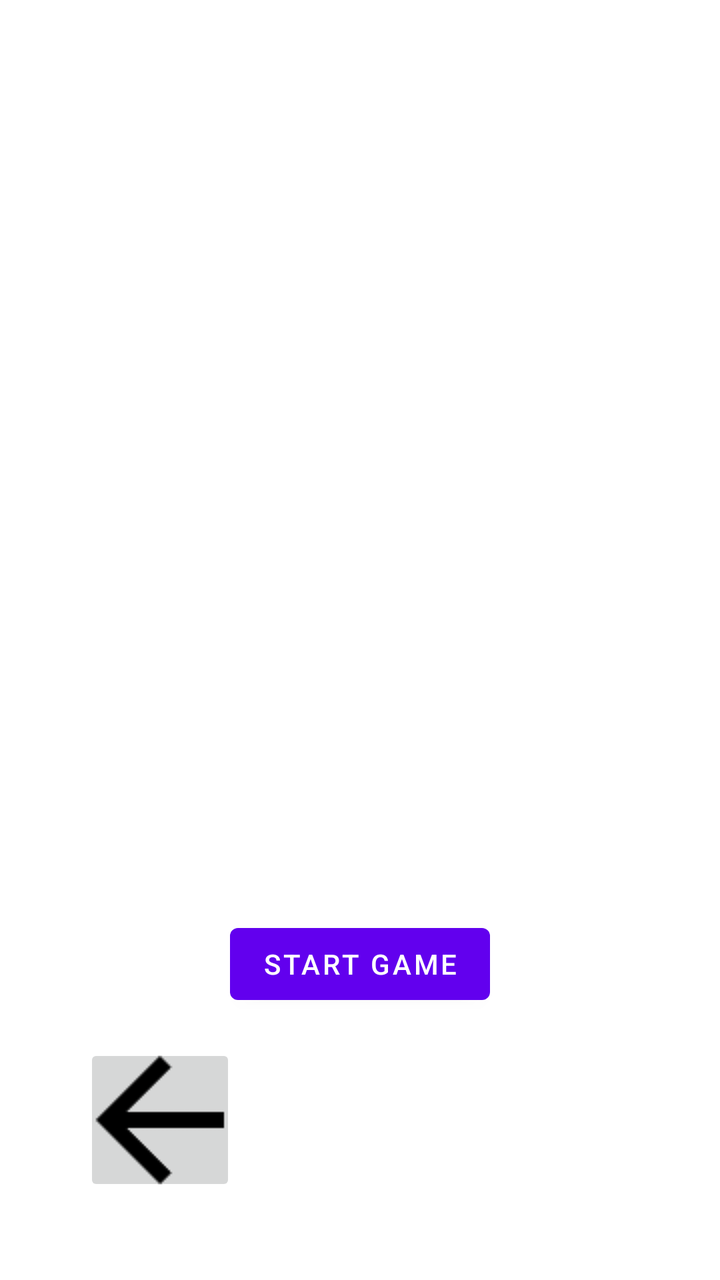
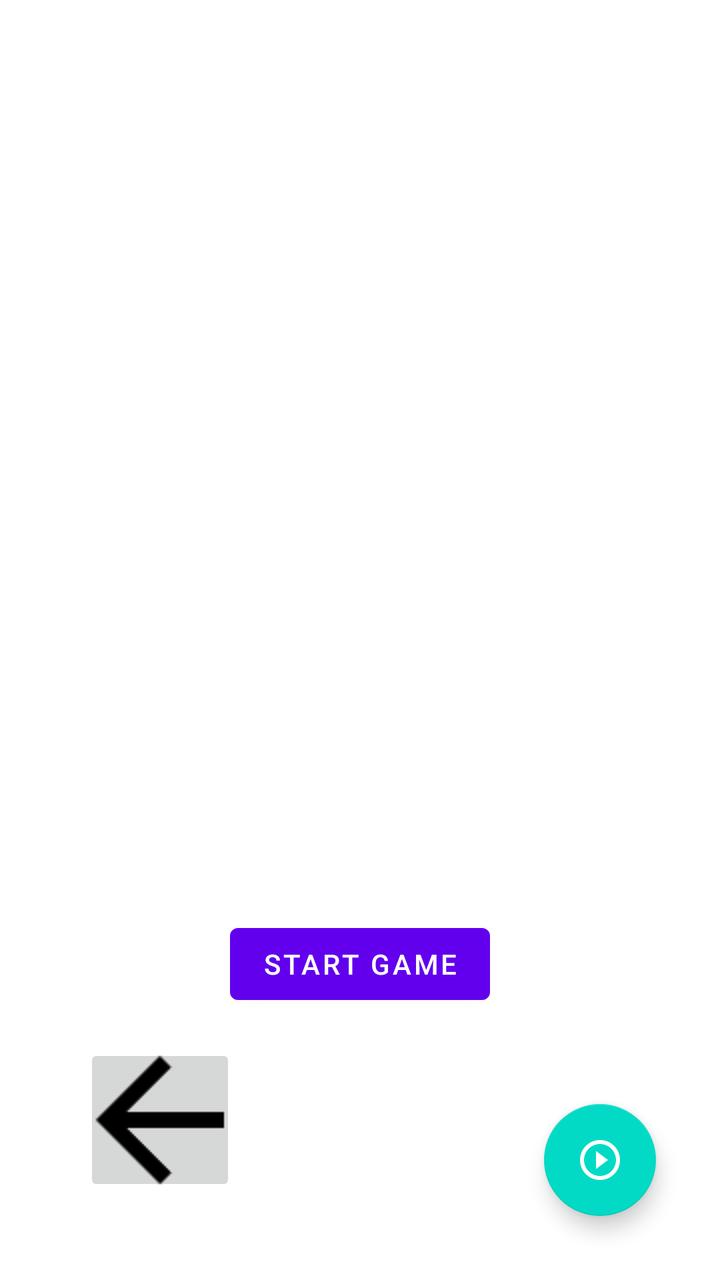

Before-and-after screenshots of an Android layout around one commit, followed by the original layout XML and the change that was made.
<!-- AndroidManifest.xml: application theme Theme.Renovium -->
<!-- res/layout/activity_intro_game.xml -->
<?xml version="1.0" encoding="utf-8"?>
<layout xmlns:android="http://schemas.android.com/apk/res/android"
    xmlns:app="http://schemas.android.com/apk/res-auto"
    xmlns:tools="http://schemas.android.com/tools">

    <data>
        <variable
            name="viewModel"
            type="es.uam.eps.dadm.santioscar.renovium.IntroGameViewModel" />
    </data>

    <androidx.constraintlayout.widget.ConstraintLayout
        android:layout_width="match_parent"
        android:layout_height="match_parent"
        android:padding="16dp">

        
        <FrameLayout
            android:id="@+id/fragmentContainer"
            android:layout_width="0dp"
            android:layout_height="0dp"
            app:layout_constraintTop_toTopOf="parent"
            app:layout_constraintBottom_toTopOf="@id/continueButton"
            app:layout_constraintStart_toStartOf="parent"
            app:layout_constraintEnd_toEndOf="parent"/>

        
        <Button
            android:id="@+id/continueButton"
            android:layout_width="wrap_content"
            android:layout_height="wrap_content"
            android:text="@string/intro_start"
            app:layout_constraintTop_toBottomOf="@id/fragmentContainer"
            app:layout_constraintBottom_toTopOf="@id/backButton"
            app:layout_constraintStart_toStartOf="parent"
            app:layout_constraintEnd_toEndOf="parent"
            android:layout_marginTop="16dp"
            android:layout_marginBottom="16dp"/>

        
        <ImageButton
            android:contentDescription="@string/back"
            android:id="@+id/backButton"
            android:layout_width="76dp"
            android:layout_height="76dp"
            android:src="@drawable/arrow_back"
            android:layout_margin="26dp"
            app:layout_constraintStart_toStartOf="parent"
            app:layout_constraintBottom_toBottomOf="parent"/>

    </androidx.constraintlayout.widget.ConstraintLayout>
</layout>
<!-- resources referenced by this layout -->
<resources>
  <!-- drawable arrow_back: png bitmap (drawable, 714 bytes) -->
  <string name="back">Back button</string>
  <string name="intro_start">Start game</string>
  <style name="Theme.Renovium" parent="Theme.MaterialComponents.DayNight.DarkActionBar">
          
          <item name="colorPrimary">@color/purple_500</item>
          <item name="colorPrimaryVariant">@color/purple_700</item>
          <item name="colorOnPrimary">@color/white</item>
          
          <item name="colorSecondary">@color/teal_200</item>
          <item name="colorSecondaryVariant">@color/teal_700</item>
          <item name="colorOnSecondary">@color/black</item>
          
          <item name="android:statusBarColor">?attr/colorPrimaryVariant</item>
          
      </style>
  <color name="purple_500">#FF6200EE</color>
  <color name="purple_700">#FF3700B3</color>
  <color name="white">#FFFFFFFF</color>
  <color name="teal_200">#FF03DAC5</color>
  <color name="teal_700">#FF018786</color>
  <color name="black">#FF000000</color>
</resources>

<!-- the commit's change to res/layout/activity_intro_game.xml (unified diff, before → after) -->
@@ -25,6 +25,18 @@
             app:layout_constraintEnd_toEndOf="parent"/>
 
         
+        <com.google.android.material.floatingactionbutton.FloatingActionButton
+            android:id="@+id/fabStartGame"
+            android:layout_width="wrap_content"
+            android:layout_height="wrap_content"
+            android:layout_margin="16dp"
+            app:layout_constraintBottom_toBottomOf="parent"
+            app:layout_constraintEnd_toEndOf="parent"
+            app:tint="@color/white"
+            app:tooltipText="@string/game_started"
+            android:src="@drawable/ic_play"
+            />
+        
         <Button
             android:id="@+id/continueButton"
             android:layout_width="wrap_content"
<!-- resource entries referenced after the edit -->
@@ -1,7 +1,19 @@
 <!-- resources referenced by this layout -->
 <resources>
   <!-- drawable arrow_back: png bitmap (drawable, 714 bytes) -->
+  <!-- drawable ic_play (drawable) -->
+  <?xml version="1.0" encoding="utf-8"?>
+  <vector xmlns:android="http://schemas.android.com/apk/res/android"
+      android:width="24dp"
+      android:height="24dp"
+      android:viewportWidth="24.0"
+      android:viewportHeight="24.0">
+      <path
+          android:fillColor="#FF000000"
+          android:pathData="M10,16.5l6,-4.5 -6,-4.5v9zM12,2C6.48,2 2,6.48 2,12s4.48,10 10,10 10,-4.48 10,-10S17.52,2 12,2zM12,20c-4.41,0 -8,-3.59 -8,-8s3.59,-8 8,-8 8,3.59 8,8 -3.59,8 -8,8z"/>
+  </vector>
   <string name="back">Back button</string>
+  <string name="game_started">Game started!</string>
   <string name="intro_start">Start game</string>
   <style name="Theme.Renovium" parent="Theme.MaterialComponents.DayNight.DarkActionBar">
           
